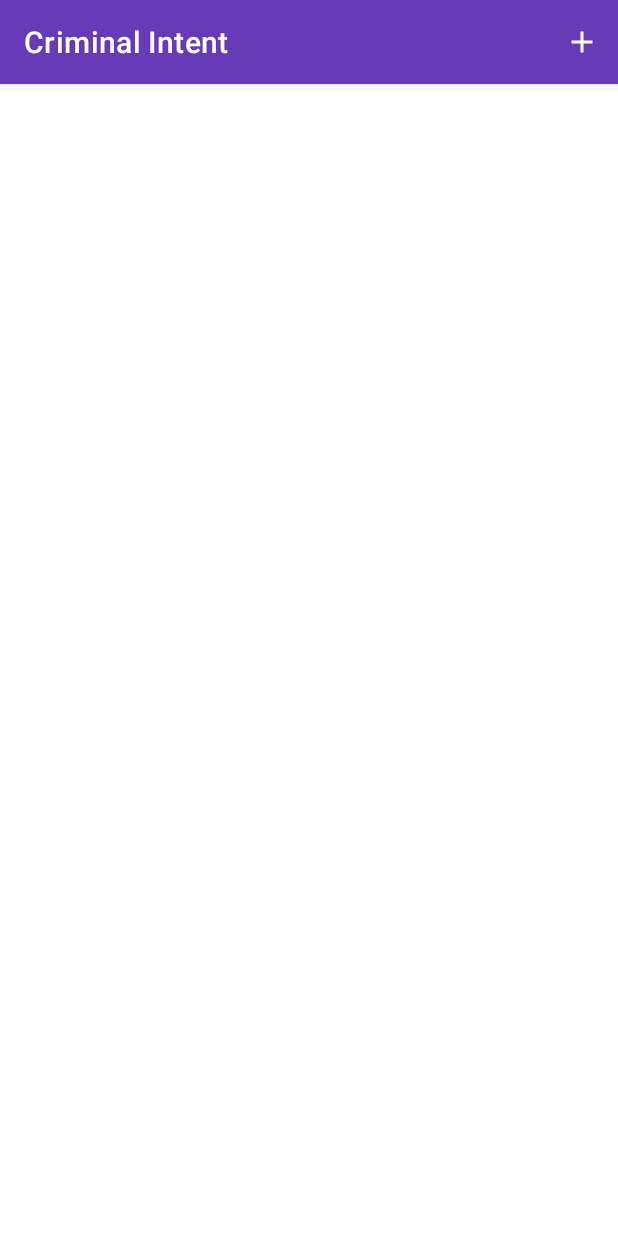
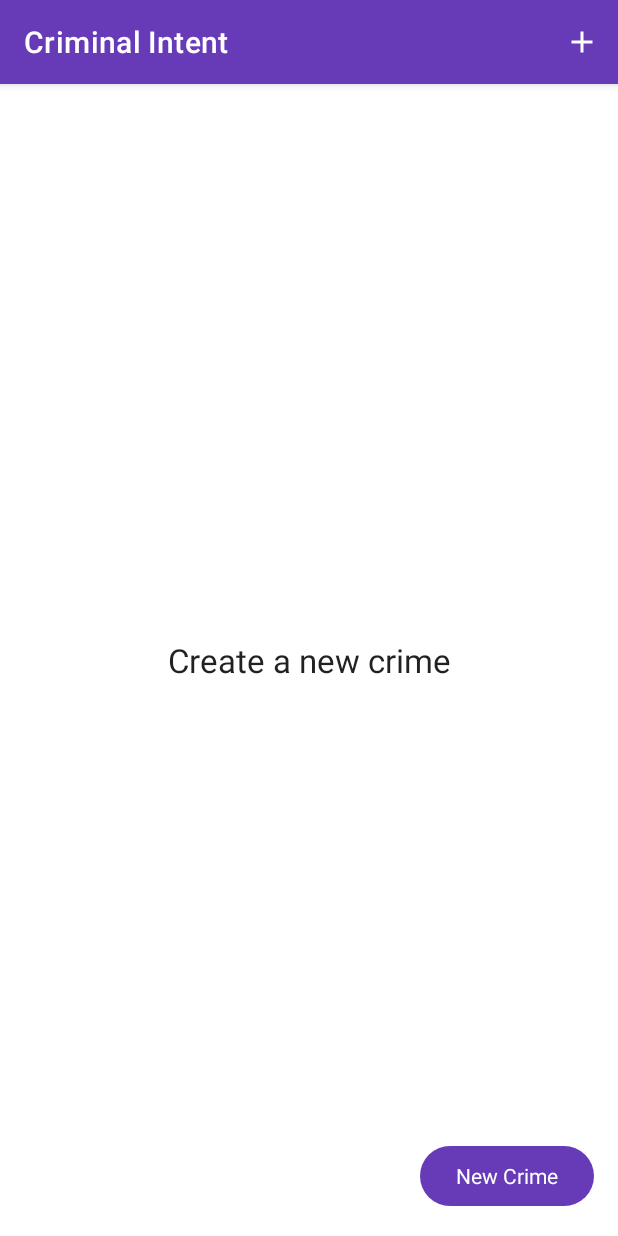
Before and after one commit to USC-nkd007/CriminalIntent, an Android app: the screen it shows after launch (MainActivity), on a phone screen of 412 x 824 dp. Run offline under Robolectric (Android 15) with nearby library versions, the phone set to English and light mode, and no system bars; our stand-ins replace Room's generated code.

Commit message:
Empty recycler view button and hint

```diff
--- a/app/src/main/java/com/example/criminalintent/CrimeListFragment.kt
+++ b/app/src/main/java/com/example/criminalintent/CrimeListFragment.kt
@@ -92,6 +92,14 @@ class CrimeListFragment : Fragment() {
         viewLifecycleOwner.lifecycleScope.launch {
             viewLifecycleOwner.repeatOnLifecycle(Lifecycle.State.STARTED) {
                 crimeListViewModel.crimes.collect { crimes ->
+                    if (crimes.isEmpty()) {
+                        binding.listNewCrime.visibility = View.VISIBLE
+                        binding.listNewCrimeHint.visibility = View.VISIBLE
+
+                        binding.listNewCrime.setOnClickListener {
+                            showNewCrime()
+                        }
+                    }
                     binding.crimeRecyclerView.adapter = CrimeListAdapter(crimes) { crimeId ->
                         findNavController().navigate(
                             CrimeListFragmentDirections.showCrimeDetail(crimeId)
--- a/app/src/main/res/layout/fragment_crime_list.xml
+++ b/app/src/main/res/layout/fragment_crime_list.xml
@@ -1,8 +1,40 @@
 <?xml version="1.0" encoding="utf-8"?>
-<androidx.recyclerview.widget.RecyclerView
-    xmlns:android="http://schemas.android.com/apk/res/android"
+<androidx.constraintlayout.widget.ConstraintLayout xmlns:android="http://schemas.android.com/apk/res/android"
+    xmlns:app="http://schemas.android.com/apk/res-auto"
     xmlns:tools="http://schemas.android.com/tools"
-    android:id="@+id/crime_recycler_view"
     android:layout_width="match_parent"
     android:layout_height="match_parent"
-    tools:listitem="@layout/list_item_crime"/>
+    tools:listitem="@layout/list_item_crime">
+
+    <androidx.recyclerview.widget.RecyclerView
+        android:id="@+id/crime_recycler_view"
+        android:layout_width="match_parent"
+        android:layout_height="match_parent"
+        tools:listitem="@layout/list_item_crime"/>
+
+    <Button
+        android:id="@+id/list_new_crime"
+        style="@style/Widget.Material3.Button"
+        android:layout_width="wrap_content"
+        android:layout_height="wrap_content"
+        android:layout_marginEnd="16dp"
+        android:layout_marginBottom="16dp"
+        android:text="@string/new_crime"
+        android:textAppearance="@style/TextAppearance.AppCompat.Body1"
+        android:visibility="invisible"
+        app:layout_constraintBottom_toBottomOf="parent"
+        app:layout_constraintEnd_toEndOf="parent" />
+
+    <TextView
+        android:id="@+id/list_new_crime_hint"
+        android:layout_width="wrap_content"
+        android:layout_height="wrap_content"
+        android:text="@string/new_crime_hint"
+        android:textAppearance="@style/TextAppearance.AppCompat.Large"
+        android:visibility="invisible"
+        app:layout_constraintBottom_toBottomOf="parent"
+        app:layout_constraintEnd_toEndOf="@+id/crime_recycler_view"
+        app:layout_constraintStart_toStartOf="@+id/crime_recycler_view"
+        app:layout_constraintTop_toTopOf="parent" />
+
+</androidx.constraintlayout.widget.ConstraintLayout>
--- a/app/src/main/res/values/strings.xml
+++ b/app/src/main/res/values/strings.xml
@@ -5,4 +5,5 @@
     <string name="crime_details_label">Details</string>
     <string name="crime_solved_label">Solved</string>
     <string name="new_crime">New Crime</string>
+    <string name="new_crime_hint">Create a new crime</string>
 </resources>
```
